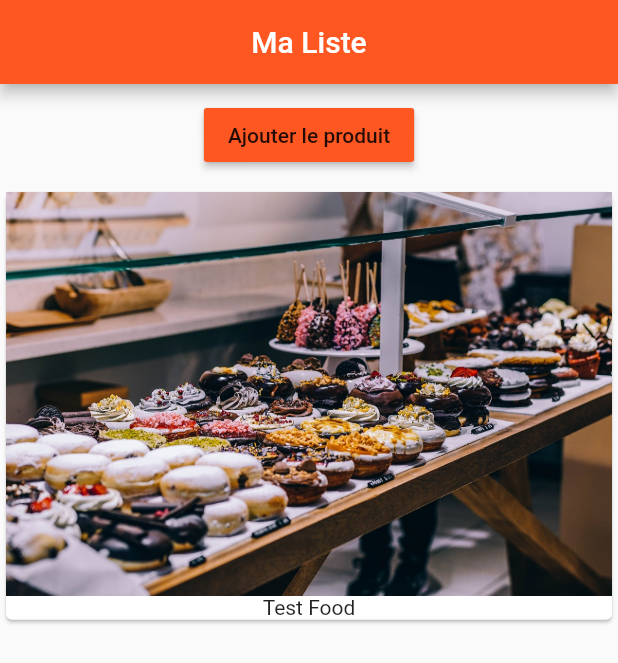
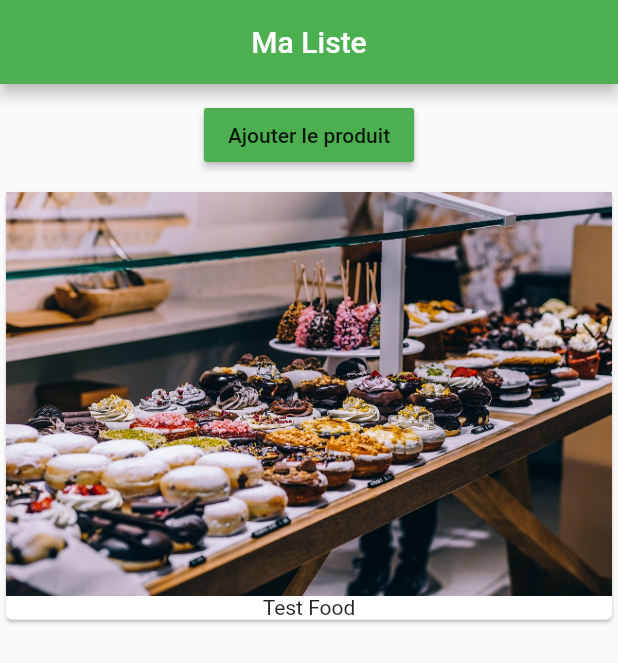
Before and after one commit to abdoulayebacary/course, a Flutter app: the screen it shows after launch, on a phone screen of 412 x 824 dp. Shown: the top 663 px of the screen. Run offline on Flutter 3.47's test engine with Material 2 defaults, Android fonts, the phone set to English and light mode, and no system bars.

```diff
--- a/lib/main.dart
+++ b/lib/main.dart
@@ -10,7 +10,7 @@ class MyApp extends StatelessWidget {
   Widget build(BuildContext context) {
     return MaterialApp(
       theme: ThemeData(
-        primarySwatch: Colors.deepOrange,
+        primarySwatch: Colors.green,
         brightness: Brightness.light,
         accentColor: Colors.deepPurple
       ),
@@ -18,7 +18,6 @@ class MyApp extends StatelessWidget {
         appBar: AppBar(
           centerTitle: true,
           title: Text('Ma Liste'),
-
           // backgroundColor: Colors.red,
         ),
         body: ProductManager('Test Food'),
--- a/lib/product_manager.dart
+++ b/lib/product_manager.dart
@@ -31,7 +31,7 @@ class _ProductManagerState extends State<ProductManager> {
         margin: EdgeInsets.all(10.0),
         child: ProductControl(_addProduct),
       ),
-      Products(_products)
+     Expanded(child: Products(_products))
     ]);
   }
 }
--- a/lib/products.dart
+++ b/lib/products.dart
@@ -6,7 +6,7 @@ class Products extends StatelessWidget {
   Products(this.products);
   @override
   Widget build(BuildContext context) {
-    return Column(
+    return ListView(
       children: products
           .map(
             (element) => Card(
```
